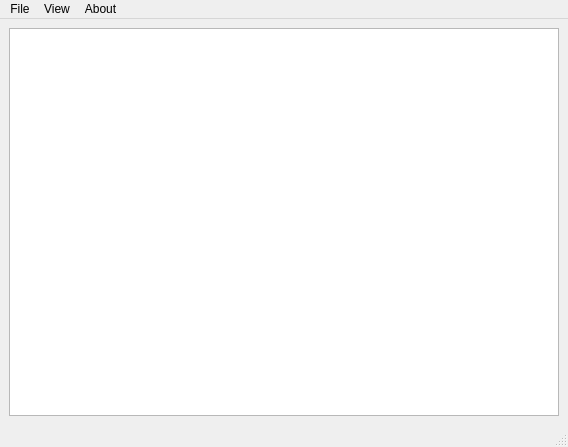
Above: src/mainwindow.ui from zdenop/Qt-Leptonica before the change. Below: the same form after it.
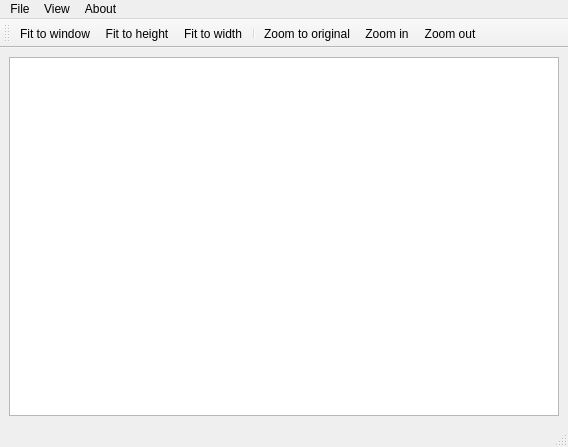
That is the form after the change. Icons and pictures are not drawn.

Commit message: implement bar ViewTools with icons

Diff of the .ui file:
```diff
--- a/src/mainwindow.ui
+++ b/src/mainwindow.ui
@@ -71,6 +71,24 @@
    <addaction name="menuAbout"/>
   </widget>
   <widget class="QStatusBar" name="statusbar"/>
+  <widget class="QToolBar" name="viewBar">
+   <property name="windowTitle">
+    <string>ViewTools</string>
+   </property>
+   <attribute name="toolBarArea">
+    <enum>TopToolBarArea</enum>
+   </attribute>
+   <attribute name="toolBarBreak">
+    <bool>false</bool>
+   </attribute>
+   <addaction name="actionFit_to_window"/>
+   <addaction name="actionFit_to_height"/>
+   <addaction name="actionFit_to_width"/>
+   <addaction name="separator"/>
+   <addaction name="actionZoom_to_original"/>
+   <addaction name="actionZoom_in"/>
+   <addaction name="actionZoom_out"/>
+  </widget>
   <action name="actionAbout">
    <property name="text">
     <string>About...</string>
```
Left out of the diff: 28 changed lines with no effect on the pictures. The commit also changes 7 other files.
